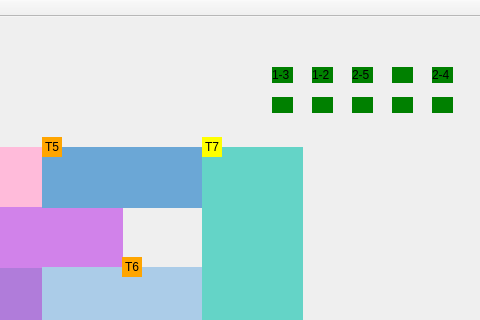
emillicosta/simuladortrem, file mainwindow.ui: the form before one commit; both pictures show x 248 to 728 and y 0 to 320 of the 728 by 476 pixel window.
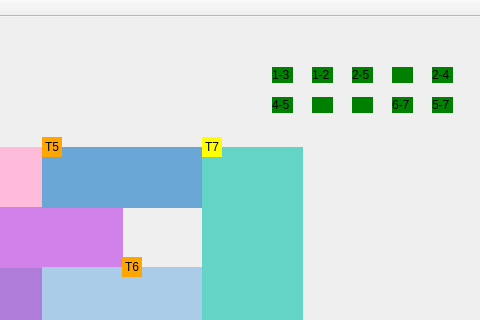
The form after the commit.

Diff of the .ui file:
```diff
--- a/mainwindow.ui
+++ b/mainwindow.ui
@@ -321,7 +321,7 @@
 </string>
     </property>
     <property name="text">
-     <string/>
+     <string>4-5</string>
     </property>
    </widget>
    <widget class="QLabel" name="labelSema6">
@@ -370,7 +370,7 @@
      <string notr="true">background-color: green</string>
     </property>
     <property name="text">
-     <string/>
+     <string>6-7</string>
     </property>
    </widget>
    <widget class="QLabel" name="labelSema9">
@@ -386,7 +386,7 @@
      <string notr="true"> background-color: green</string>
     </property>
     <property name="text">
-     <string/>
+     <string>5-7</string>
     </property>
    </widget>
    <widget class="QLabel" name="labelSema1">
```
